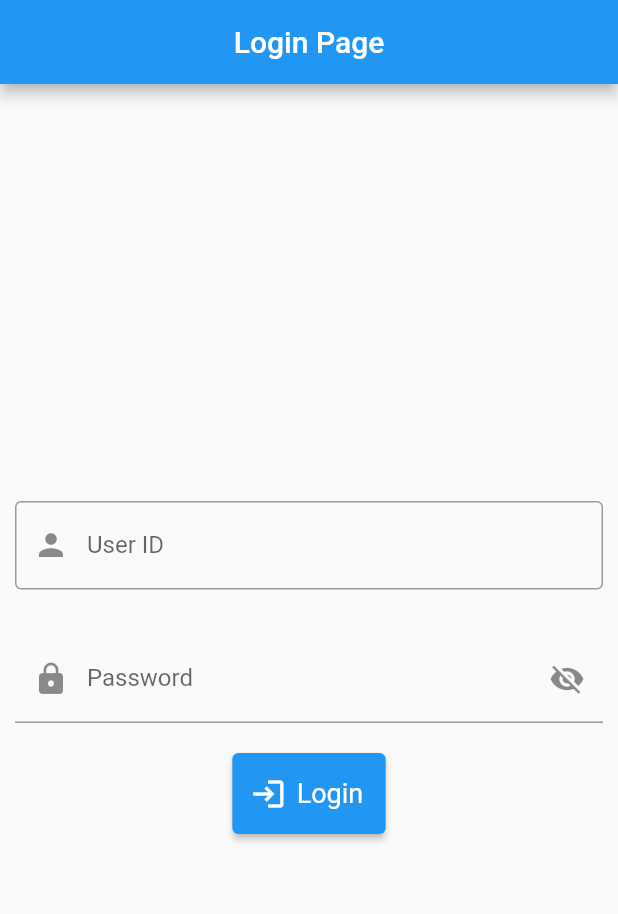
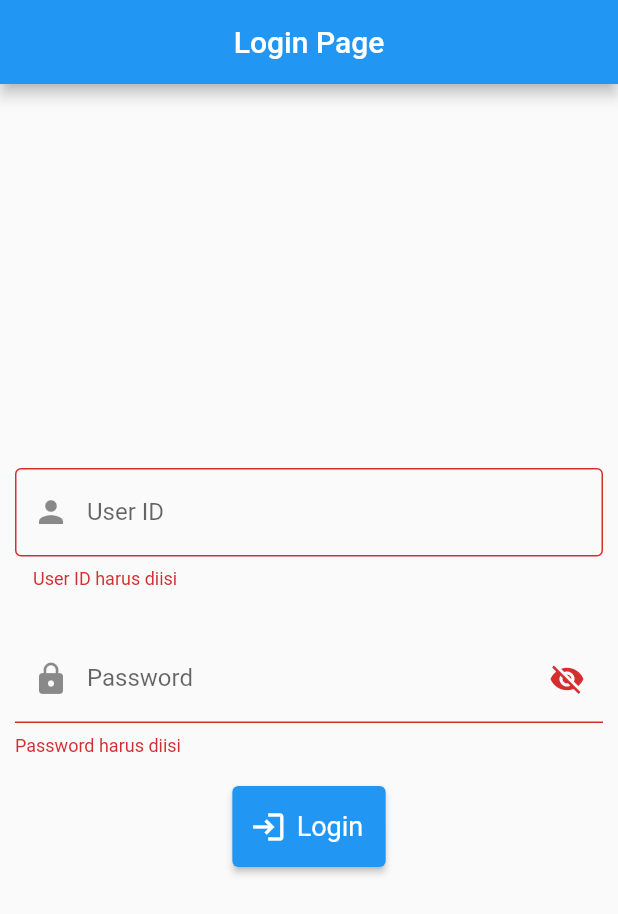
Before and after one commit to hanif-n/coba_login, a Flutter app: the screen it shows after launch, after a tap on "Login", on a phone screen of 412 x 824 dp. Shown: the top 914 px of the screen. Run offline on Flutter 3.47's test engine with Material 2 defaults, Android fonts, the light colour scheme and no system bars; our stand-ins replace flutter_secure_storage, form_field_validator.

Commit message:
Update working coba_login

```diff
--- a/lib/app_route/app_route.dart
+++ b/lib/app_route/app_route.dart
@@ -1,3 +1,4 @@
+import 'package:coba_login/view/home_page/home_page.dart';
 import 'package:coba_login/view/login_page/login_page.dart';
 import 'package:flutter/widgets.dart';
 
@@ -7,10 +8,12 @@ class AppRoute {
   static NavigatorState get navigator => navigatorKey.currentState!;
 
   // This is for application routes
-  static const String homeRoute = '/';
+  static const String loginRoute = '/';
+  static const String homeRoute = '/home';
 
   // Map the routes here
   static final Map<String, WidgetBuilder> routes = <String, WidgetBuilder>{
-    homeRoute: (_) => LoginPage(),
+    loginRoute: (_) => LoginPage(),
+    homeRoute: (_) => HomePage(),
   };
 }
--- a/lib/model/user/user.dart
+++ b/lib/model/user/user.dart
@@ -1,20 +1,46 @@
 import 'dart:convert';
 
+import 'package:flutter_secure_storage/flutter_secure_storage.dart';
+
 class User {
-  User({
-    this.userId,
-    this.token
-  });
 
-  String? userId;
-  String? token;
+  static final _storage = FlutterSecureStorage();
 
-  factory User.fromJson(String str) => User.fromMap(json.decode(str));
+  static const _keyUserId = "user_id";
+  static const _keyToken = "token";
 
-  String toJson() => json.encode(toMap());
+  static Future<User> fromJson(String str) async =>
+      await User.fromMap(json.decode(str));
 
-  factory User.fromMap(Map<String, dynamic> json) =>
-      User(userId: json["user_id"]);
+  Future<String> toJson() async => await json.encode(toMap());
 
-  Map<String, dynamic> toMap() => {"user_id": userId};
+  static Future<User> fromMap(Map<String, dynamic> json) async {
+    await User.setUserID(json[_keyUserId]);
+    await User.setToken(json[_keyToken]);
+    return User();
+  }
+
+  static Future<Map<String, dynamic>> toMap() async => {
+        _keyUserId: await _storage.read(key: _keyUserId),
+        _keyToken: await _storage.read(key: _keyToken),
+      };
+
+  static Future setUserID(String? userId) async {
+    await _storage.write(
+      key: _keyUserId,
+      value: userId,
+    );
+  }
+
+  static Future<String?> getUserID() async =>
+      await _storage.read(key: _keyUserId);
+
+  static Future setToken(String? token) async {
+    await _storage.write(
+      key: _keyToken,
+      value: token,
+    );
+  }
+  static Future clear() async =>
+    await _storage.deleteAll();
 }
--- /dev/null
+++ b/lib/network/api_client.dart
@@ -0,0 +1,28 @@
+import 'dart:io';
+import 'package:coba_login/model/login/login.dart';
+import 'package:http/http.dart' as http;
+import 'dart:async' show TimeoutException;
+
+class ApiClient {
+  static Future<Login> login({
+    required String userID,
+    required String password,
+  }) async {
+    try {
+      Uri uri = Uri.parse('http://192.168.1.2:5000/function/auth');
+      http.Response response = await http.post(uri, body: <String, dynamic>{
+        'user_id': userID,
+        'password': password,
+      }).timeout(
+        Duration(seconds: 10),
+      );
+      return Login.fromJson(response.body);
+    } on TimeoutException catch (e) {
+      stderr.writeln(e);
+      return Login(
+        status: "failed",
+        message: "Connection to server takes too long. Please try again later.",
+      );
+    }
+  }
+}
--- a/lib/view/login_page/login_page.dart
+++ b/lib/view/login_page/login_page.dart
@@ -1,56 +1,41 @@
+import 'package:coba_login/view_model/login_view_model.dart';
 import 'package:coba_login/widget/login_text_field.dart';
 import 'package:flutter/material.dart';
+import 'package:form_field_validator/form_field_validator.dart';
 
 class LoginPage extends StatefulWidget {
-  const LoginPage({ Key? key }) : super(key: key);
+  const LoginPage({Key? key}) : super(key: key);
 
   @override
   _LoginPageState createState() => _LoginPageState();
 }
 
 class _LoginPageState extends State<LoginPage> {
-    final TextEditingController _cUserID = new TextEditingController();
-    final TextEditingController _cPassword = new TextEditingController();
+  final TextEditingController _cUserID = new TextEditingController();
+  final TextEditingController _cPassword = new TextEditingController();
+
+  // Perlu untuk validasi form
+  final _formKey = GlobalKey<FormState>();
 
   @override
   Widget build(BuildContext context) {
-    // This method is rerun every time setState is called, for instance as done
-    // by the _incrementCounter method above.
-    //
-    // The Flutter framework has been optimized to make rerunning build methods
-    // fast, so that you can just rebuild anything that needs updating rather
-    // than having to individually change instances of widgets.
+    final loginViewModel = LoginViewModel();
     return Scaffold(
       appBar: AppBar(
-        // Here we take the value from the MyLoginPage object that was created by
-        // the App.build method, and use it to set our appbar title.
-        title: Text("Login Page"),
+        title: const Text("Login Page"),
         centerTitle: true,
       ),
-      body: Center(
-        // Center is a layout widget. It takes a single child and positions it
-        // in the middle of the parent.
+      body: Form(
+        key: _formKey,
         child: Column(
-          // Column is also a layout widget. It takes a list of children and
-          // arranges them vertically. By default, it sizes itself to fit its
-          // children horizontally, and tries to be as tall as its parent.
-          //
-          // Invoke "debug painting" (press "p" in the console, choose the
-          // "Toggle Debug Paint" action from the Flutter Inspector in Android
-          // Studio, or the "Toggle Debug Paint" command in Visual Studio Code)
-          // to see the wireframe for each widget.
-          //
-          // Column has various properties to control how it sizes itself and
-          // how it positions its children. Here we use mainAxisAlignment to
-          // center the children vertically; the main axis here is the vertical
-          // axis because Columns are vertical (the cross axis would be
-          // horizontal).
           mainAxisAlignment: MainAxisAlignment.center,
           children: <Widget>[
             LoginTextField(
               controller: _cUserID,
               labelText: 'User ID',
               prefixIcon: Icons.person,
+              validator:
+                  RequiredValidator(errorText: "User ID harus diisi"),
             ),
             Container(
               margin: EdgeInsets.fromLTRB(0, 10.0, 0, 10.0),
@@ -60,10 +45,11 @@ class _LoginPageState extends State<LoginPage> {
                 prefixIcon: Icons.lock,
                 obscuretext: true,
                 border: UnderlineInputBorder(),
+                validator: RequiredValidator(
+                    errorText: "Password harus diisi"),
               ),
             ),
             ElevatedButton.icon(
-              onPressed: (){},
               icon: Icon(
                 Icons.login,
               ),
@@ -74,6 +60,24 @@ class _LoginPageState extends State<LoginPage> {
                   fontSize: 18.0,
                 ),
               ),
+              onPressed: () async {
+                if (_formKey.currentState!.validate()) {
+                  if(!(await loginViewModel.tryLogin(_cUserID.text, _cPassword.text))){
+                    final snackBar = SnackBar(
+                      content: Text(loginViewModel.message!),
+                      action: SnackBarAction(
+                        label: 'Tutup',
+                        onPressed: () {
+                        },
+                      ),
+                    );
+                    ScaffoldMessenger.of(context).showSnackBar(snackBar);
+                  }
+                  else{
+                    ScaffoldMessenger.of(context).hideCurrentSnackBar();
+                  }
+                }
+              },
             ),
           ],
         ),
--- /dev/null
+++ b/lib/view_model/login_view_model.dart
@@ -0,0 +1,31 @@
+import 'package:coba_login/app_route/app_route.dart';
+import 'package:coba_login/model/login/login.dart';
+import 'package:coba_login/model/user/user.dart';
+import 'package:coba_login/network/api_client.dart';
+
+class LoginViewModel {
+  String? message;
+
+  Future<bool> tryLogin(
+      String userID,
+      String password) async {
+    Login _login = new Login();
+    _login = await ApiClient.login(userID: userID, password: password);
+    if (_login.isSuccess()) {
+      await User.setUserID(userID);
+      await User.setToken(_login.token);
+      AppRoute.navigator.pushReplacementNamed(
+        AppRoute.homeRoute,
+      );
+    }
+    message = _login.message;
+    return _login.isSuccess();
+  }
+
+  Future<void> tryLogout() async {
+    await User.clear();
+    AppRoute.navigator.pushReplacementNamed(
+      AppRoute.loginRoute,
+    );
+  }
+}
--- a/lib/widget/login_text_field.dart
+++ b/lib/widget/login_text_field.dart
@@ -10,6 +10,7 @@ class LoginTextField extends StatefulWidget {
     this.icon,
     this.prefixIcon,
     this.border = const OutlineInputBorder(),
+    this.validator,
   }) : super(key: key);
 
   final EdgeInsets padding;
@@ -19,13 +20,13 @@ class LoginTextField extends StatefulWidget {
   final IconData? icon;
   final IconData? prefixIcon;
   final InputBorder border;
+  final FormFieldValidator<String>? validator;
 
   @override
   _LoginTextFieldState createState() => _LoginTextFieldState();
 }
 
 class _LoginTextFieldState extends State<LoginTextField> {
-
   bool _isTextHidden = true;
 
   @override
@@ -38,21 +39,26 @@ class _LoginTextFieldState extends State<LoginTextField> {
         decoration: InputDecoration(
           labelText: widget.labelText,
           border: widget.border,
-          icon: widget.icon == null ? null : Icon(
-            widget.icon,
-          ),
-          prefixIcon: widget.prefixIcon == null ? null : Icon(
-            widget.prefixIcon,
-          ),
+          icon: widget.icon == null
+              ? null
+              : Icon(
+                  widget.icon,
+                ),
+          prefixIcon: widget.prefixIcon == null
+              ? null
+              : Icon(
+                  widget.prefixIcon,
+                ),
           suffixIcon: widget.obscuretext ? _visibilityToggle() : null,
         ),
+        validator: widget.validator,
       ),
     );
   }
 
-  Widget _visibilityToggle(){
+  Widget _visibilityToggle() {
     return GestureDetector(
-      onTap : (){
+      onTap: () {
         setState(() {
           _isTextHidden = !_isTextHidden;
         });
--- a/pubspec.yaml
+++ b/pubspec.yaml
@@ -35,6 +35,9 @@ dependencies:
   # Use with the CupertinoIcons class for iOS style icons.
   cupertino_icons: ^1.0.2
   http: ^0.13.4
+  provider: ^6.0.1
+  form_field_validator: ^1.1.0
+  flutter_secure_storage: ^5.0.2
 
 dev_dependencies:
   flutter_test:
```
Also changed, not shown: lib/main_old.dart (deleted, +0 -115 lines), lib/view/home_page/home_page.dart (added, +101 -0 lines), lib/view/login_page/home_page_old.dart (deleted, +0 -75 lines), pubspec.lock, 1 other file.
